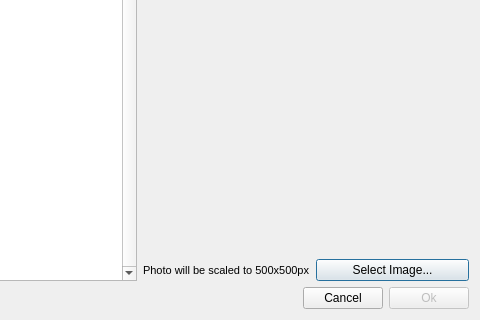
First picture: the form in ground/openpilotgcs/src/plugins/setupwizard/vehicletemplateexportdialog.ui, repository openpilot/OpenPilot, before the edit; both pictures show x 130 to 610 and y 380 to 700 of the 610 by 700 pixel window.
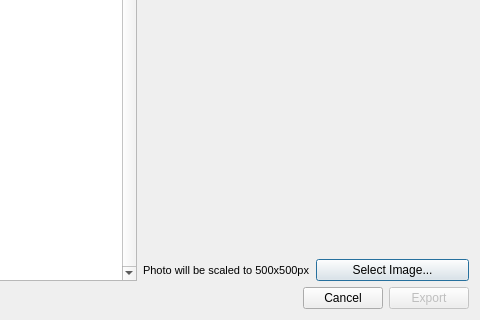
Second picture: the form after the edit.

Commit message: Change OK to Export for export tool

The edit to the form file:
```diff
--- a/ground/openpilotgcs/src/plugins/setupwizard/vehicletemplateexportdialog.ui
+++ b/ground/openpilotgcs/src/plugins/setupwizard/vehicletemplateexportdialog.ui
@@ -531,7 +531,7 @@
          <bool>false</bool>
         </property>
         <property name="text">
-         <string>Ok</string>
+         <string>Export</string>
         </property>
        </widget>
       </item>
```
